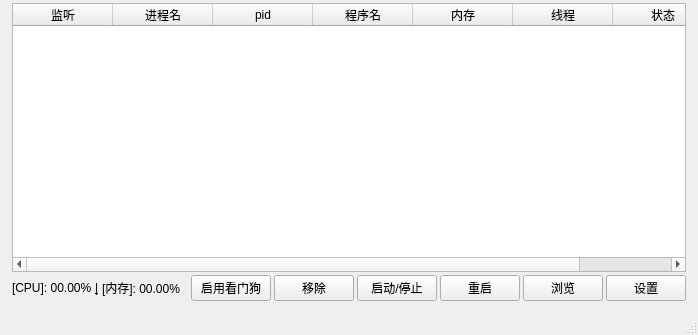
Before: the Qt Designer form watchdog_main.ui in WaterEmissary/WatchDog, drawn with Qt 5.
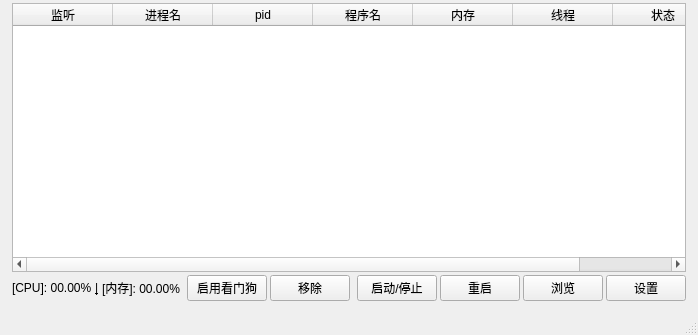
After: the same form once the commit is applied. The open tabs and pages were chosen to show the change.

What changed in the file:
```diff
--- a/watchdog_main.ui
+++ b/watchdog_main.ui
@@ -118,7 +118,7 @@
            </widget>
           </item>
           <item>
-           <layout class="QHBoxLayout" name="horizontalLayout" stretch="0,0,0,10,1,0,1,1,0,1">
+           <layout class="QHBoxLayout" name="horizontalLayout" stretch="0,0,0,10,0,1,0,0,1,1,0,1">
             <item>
              <widget class="QLabel" name="CPUusageLabel">
               <property name="text">
@@ -159,6 +159,19 @@
               </property>
              </spacer>
             </item>
+            <item>
+             <spacer name="horizontalSpacer_10">
+              <property name="orientation">
+               <enum>Qt::Orientation::Horizontal</enum>
+              </property>
+              <property name="sizeHint" stdset="0">
+               <size>
+                <width>40</width>
+                <height>20</height>
+               </size>
+              </property>
+             </spacer>
+            </item>
             <item>
              <widget class="QPushButton" name="UseButton">
               <property name="text">
@@ -173,6 +186,19 @@
               </property>
              </widget>
             </item>
+            <item>
+             <spacer name="horizontalSpacer_9">
+              <property name="orientation">
+               <enum>Qt::Orientation::Horizontal</enum>
+              </property>
+              <property name="sizeHint" stdset="0">
+               <size>
+                <width>40</width>
+                <height>20</height>
+               </size>
+              </property>
+             </spacer>
+            </item>
             <item>
              <widget class="QPushButton" name="SwitchButton">
               <property name="text">
```
Left out of the diff: 2 changed lines with no effect on the pictures.
